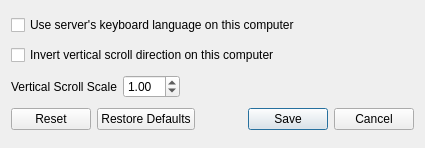
Above: src/lib/gui/dialogs/ClientConfigDialog.ui from deskflow/deskflow before the change. Below: the same form after it.
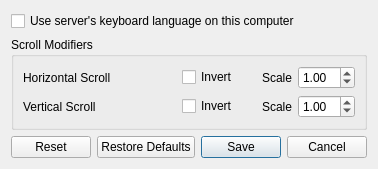
That is the form after the change.

Commit message: feat: support horizontal scroll modifiers

Patch:
```diff
--- a/src/lib/gui/dialogs/ClientConfigDialog.ui
+++ b/src/lib/gui/dialogs/ClientConfigDialog.ui
@@ -2,14 +2,6 @@
 <ui version="4.0">
  <class>ClientConfigDialog</class>
  <widget class="QDialog" name="ClientConfigDialog">
-  <property name="geometry">
-   <rect>
-    <x>0</x>
-    <y>0</y>
-    <width>425</width>
-    <height>148</height>
-   </rect>
-  </property>
   <property name="sizePolicy">
    <sizepolicy hsizetype="Maximum" vsizetype="Maximum">
     <horstretch>0</horstretch>
@@ -28,13 +20,26 @@
     </widget>
    </item>
    <item>
+    <widget class="QGroupBox" name="groupBox">
+     <property name="title">
+      <string>Scroll Modifiers</string>
+     </property>
+     <layout class="QGridLayout" name="gridLayout">
+      <item row="5" column="2">
     <widget class="QCheckBox" name="cbYScrollInvert">
      <property name="text">
-      <string>Invert vertical scroll direction on this computer</string>
+         <string>Invert</string>
      </property>
     </widget>
    </item>
-   <item>
+      <item row="1" column="2">
+       <widget class="QCheckBox" name="cbXScrollInvert">
+        <property name="text">
+         <string>Invert</string>
+        </property>
+       </widget>
+      </item>
+      <item row="5" column="4">
     <layout class="QHBoxLayout" name="horizontalLayout_2">
      <item>
       <widget class="QLabel" name="lblScrollSpeed">
@@ -45,7 +50,7 @@
         </sizepolicy>
        </property>
        <property name="text">
-        <string>Vertical Scroll Scale</string>
+           <string>Scale</string>
        </property>
       </widget>
      </item>
@@ -77,20 +82,69 @@
        </property>
       </widget>
      </item>
+       </layout>
+      </item>
+      <item row="1" column="4">
+       <layout class="QHBoxLayout" name="horizontalLayout_3">
      <item>
-      <spacer name="horizontalSpacer_4">
-       <property name="orientation">
-        <enum>Qt::Orientation::Horizontal</enum>
-       </property>
-       <property name="sizeHint" stdset="0">
-        <size>
-         <width>40</width>
-         <height>20</height>
-        </size>
-       </property>
-      </spacer>
-     </item>
-    </layout>
+         <widget class="QLabel" name="lblXScrollSpeed">
+          <property name="sizePolicy">
+           <sizepolicy hsizetype="Maximum" vsizetype="Preferred">
+            <horstretch>0</horstretch>
+            <verstretch>0</verstretch>
+           </sizepolicy>
+          </property>
+          <property name="text">
+           <string>Scale</string>
+          </property>
+         </widget>
+        </item>
+        <item>
+         <widget class="QDoubleSpinBox" name="sbXScrollScale">
+          <property name="sizePolicy">
+           <sizepolicy hsizetype="Maximum" vsizetype="Fixed">
+            <horstretch>0</horstretch>
+            <verstretch>0</verstretch>
+           </sizepolicy>
+          </property>
+          <property name="accelerated">
+           <bool>true</bool>
+          </property>
+          <property name="correctionMode">
+           <enum>QAbstractSpinBox::CorrectionMode::CorrectToNearestValue</enum>
+          </property>
+          <property name="minimum">
+           <double>0.100000000000000</double>
+          </property>
+          <property name="maximum">
+           <double>10.000000000000000</double>
+          </property>
+          <property name="singleStep">
+           <double>0.100000000000000</double>
+          </property>
+          <property name="value">
+           <double>1.000000000000000</double>
+          </property>
+         </widget>
+        </item>
+       </layout>
+      </item>
+      <item row="1" column="0" colspan="2">
+       <widget class="QLabel" name="lblHScroll">
+        <property name="text">
+         <string>Horizontal Scroll</string>
+        </property>
+       </widget>
+      </item>
+      <item row="5" column="0" colspan="2">
+       <widget class="QLabel" name="lblVScroll">
+        <property name="text">
+         <string>Vertical Scroll</string>
+        </property>
+       </widget>
+      </item>
+     </layout>
+    </widget>
    </item>
    <item>
     <widget class="QDialogButtonBox" name="buttonBox">
```
Left out of the diff: 35 changed lines with no effect on the pictures. Lines whose indentation alone changed are shown as unchanged. The commit also changes 10 other files.
